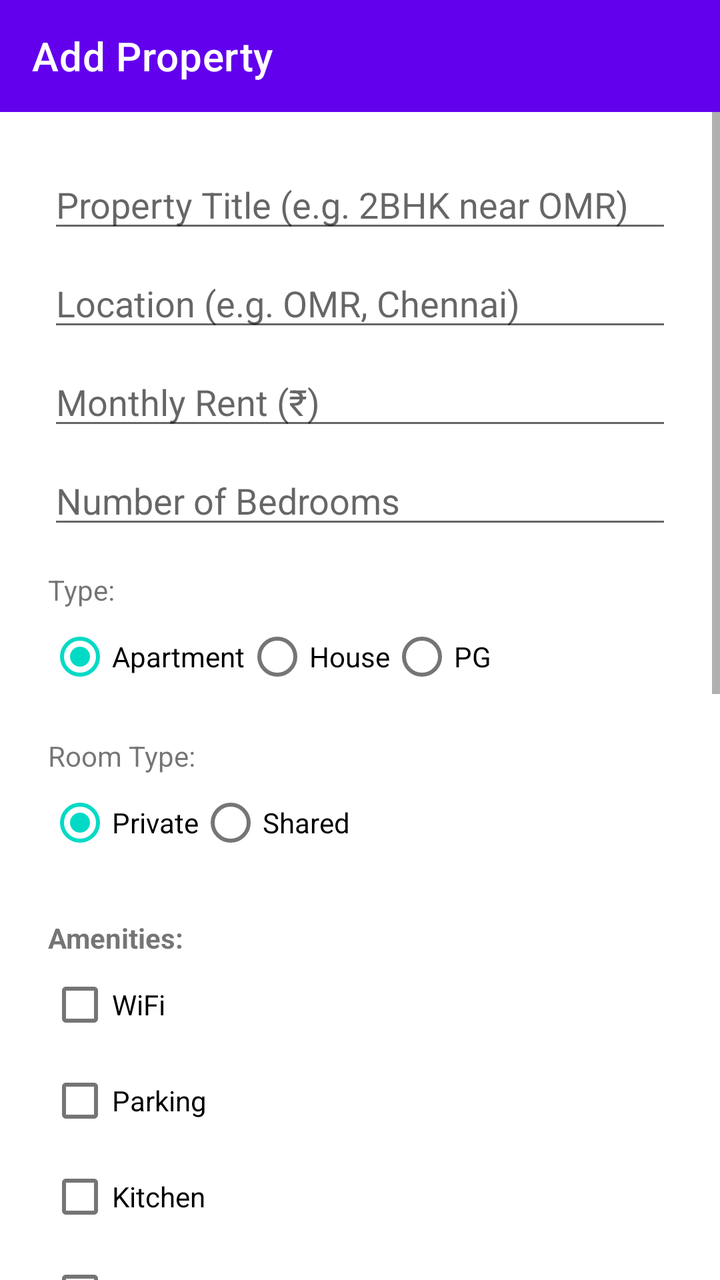
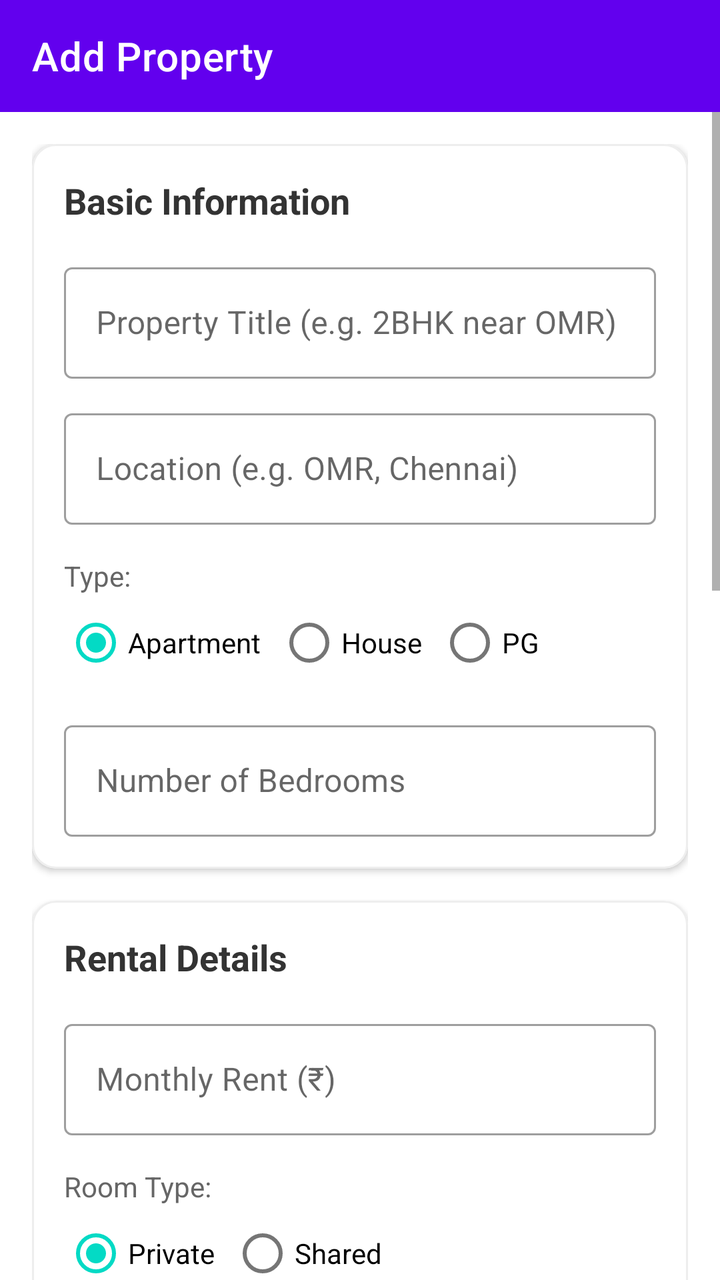

Compare the two renders of this Android layout. The source of the first and the diff that turns it into the second are given below.
<!-- AndroidManifest.xml: application theme Theme.RentMate -->
<!-- res/layout/activity_add_property.xml -->
<?xml version="1.0" encoding="utf-8"?>
<LinearLayout xmlns:android="http://schemas.android.com/apk/res/android"
    xmlns:app="http://schemas.android.com/apk/res-auto"
    xmlns:tools="http://schemas.android.com/tools"
    android:id="@+id/main"
    android:layout_width="match_parent"
    android:layout_height="match_parent"
    android:orientation="vertical"
    tools:context=".AddPropertyActivity">

    <com.google.android.material.appbar.MaterialToolbar
        android:id="@+id/toolbar"
        android:layout_width="match_parent"
        android:layout_height="?attr/actionBarSize"
        android:background="?attr/colorPrimary"
        app:title="@string/title_add_property"
        app:titleTextColor="@color/white" />

    <ScrollView
        android:layout_width="match_parent"
        android:layout_height="match_parent">

        <LinearLayout
            android:layout_width="match_parent"
            android:layout_height="wrap_content"
            android:orientation="vertical"
            android:padding="24dp">

            
            <EditText
                android:id="@+id/etTitle"
                android:layout_width="match_parent"
                android:layout_height="wrap_content"
                android:hint="@string/hint_prop_title"
                android:inputType="textCapWords" />

            <EditText
                android:id="@+id/etLocation"
                android:layout_width="match_parent"
                android:layout_height="wrap_content"
                android:hint="@string/hint_prop_location"
                android:inputType="textCapWords"
                android:layout_marginTop="8dp"/>

            <EditText
                android:id="@+id/etRent"
                android:layout_width="match_parent"
                android:layout_height="wrap_content"
                android:hint="@string/hint_rent"
                android:inputType="number"
                android:layout_marginTop="8dp"/>

            <EditText
                android:id="@+id/etBedrooms"
                android:layout_width="match_parent"
                android:layout_height="wrap_content"
                android:hint="@string/hint_bedrooms"
                android:inputType="number"
                android:layout_marginTop="8dp"/>

            <TextView
                android:layout_width="wrap_content"
                android:layout_height="wrap_content"
                android:text="@string/label_property_type"
                android:layout_marginTop="16dp"/>

            <RadioGroup
                android:id="@+id/rgPropertyType"
                android:layout_width="match_parent"
                android:layout_height="wrap_content"
                android:orientation="horizontal">
                <RadioButton android:id="@+id/rbApartment" android:layout_width="wrap_content" android:layout_height="wrap_content" android:text="Apartment" android:checked="true"/>
                <RadioButton android:id="@+id/rbHouse" android:layout_width="wrap_content" android:layout_height="wrap_content" android:text="House"/>
                <RadioButton android:id="@+id/rbPG" android:layout_width="wrap_content" android:layout_height="wrap_content" android:text="PG"/>
            </RadioGroup>

            <TextView
                android:layout_width="wrap_content"
                android:layout_height="wrap_content"
                android:text="@string/label_room_type"
                android:layout_marginTop="16dp"/>

            <RadioGroup
                android:id="@+id/rgRoomType"
                android:layout_width="match_parent"
                android:layout_height="wrap_content"
                android:orientation="horizontal">
                <RadioButton android:id="@+id/rbPrivate" android:layout_width="wrap_content" android:layout_height="wrap_content" android:text="Private" android:checked="true"/>
                <RadioButton android:id="@+id/rbShared" android:layout_width="wrap_content" android:layout_height="wrap_content" android:text="Shared"/>
            </RadioGroup>

            
            <TextView
                android:layout_width="wrap_content"
                android:layout_height="wrap_content"
                android:text="@string/label_amenities_select"
                android:textStyle="bold"
                android:layout_marginTop="24dp"/>

            <CheckBox android:id="@+id/cbWifi" android:layout_width="wrap_content" android:layout_height="wrap_content" android:text="@string/amenity_wifi"/>
            <CheckBox android:id="@+id/cbParking" android:layout_width="wrap_content" android:layout_height="wrap_content" android:text="@string/amenity_parking"/>
            <CheckBox android:id="@+id/cbKitchen" android:layout_width="wrap_content" android:layout_height="wrap_content" android:text="@string/amenity_kitchen"/>
            <CheckBox android:id="@+id/cbWashing" android:layout_width="wrap_content" android:layout_height="wrap_content" android:text="@string/amenity_washing"/>
            <CheckBox android:id="@+id/cbAC" android:layout_width="wrap_content" android:layout_height="wrap_content" android:text="@string/amenity_ac"/>
            <CheckBox android:id="@+id/cbFurnished" android:layout_width="wrap_content" android:layout_height="wrap_content" android:text="@string/amenity_furnished"/>

            
            <TextView
                android:layout_width="wrap_content"
                android:layout_height="wrap_content"
                android:text="@string/label_rules_select"
                android:textStyle="bold"
                android:layout_marginTop="24dp"/>

            <TextView android:layout_width="wrap_content" android:layout_height="wrap_content" android:text="Smoking Policy:" android:layout_marginTop="8dp"/>
            <RadioGroup android:id="@+id/rgSmoking" android:layout_width="match_parent" android:layout_height="wrap_content" android:orientation="horizontal">
                <RadioButton android:id="@+id/rbSmokingNo" android:layout_width="wrap_content" android:layout_height="wrap_content" android:text="@string/rule_smoking_not" android:checked="true"/>
                <RadioButton android:id="@+id/rbSmokingYes" android:layout_width="wrap_content" android:layout_height="wrap_content" android:text="@string/rule_smoking_allowed"/>
            </RadioGroup>

            <TextView android:layout_width="wrap_content" android:layout_height="wrap_content" android:text="Pet Policy:" android:layout_marginTop="8dp"/>
            <RadioGroup android:id="@+id/rgPets" android:layout_width="match_parent" android:layout_height="wrap_content" android:orientation="horizontal">
                <RadioButton android:id="@+id/rbPetsNo" android:layout_width="wrap_content" android:layout_height="wrap_content" android:text="@string/rule_pets_not" android:checked="true"/>
                <RadioButton android:id="@+id/rbPetsYes" android:layout_width="wrap_content" android:layout_height="wrap_content" android:text="@string/rule_pets_allowed"/>
            </RadioGroup>

            
            <EditText
                android:id="@+id/etLease"
                android:layout_width="match_parent"
                android:layout_height="wrap_content"
                android:hint="@string/hint_lease_duration"
                android:inputType="text"
                android:layout_marginTop="16dp"/>

            <EditText
                android:id="@+id/etDescription"
                android:layout_width="match_parent"
                android:layout_height="wrap_content"
                android:hint="@string/hint_description"
                android:inputType="textMultiLine"
                android:minLines="3"
                android:layout_marginTop="8dp"/>

            <Button
                android:id="@+id/btnSaveProperty"
                android:layout_width="match_parent"
                android:layout_height="wrap_content"
                android:text="Save Property"
                android:layout_marginTop="32dp"
                android:layout_marginBottom="16dp"/>

            <ProgressBar
                android:id="@+id/pbSaving"
                android:layout_width="wrap_content"
                android:layout_height="wrap_content"
                android:layout_gravity="center"
                android:visibility="gone"/>

        </LinearLayout>
    </ScrollView>
</LinearLayout>
<!-- resources referenced by this layout -->
<resources>
  <color name="white">#FFFFFFFF</color>
  <string name="amenity_ac">AC</string>
  <string name="amenity_furnished">Furnished</string>
  <string name="amenity_kitchen">Kitchen</string>
  <string name="amenity_parking">Parking</string>
  <string name="amenity_washing">Washing Machine</string>
  <string name="amenity_wifi">WiFi</string>
  <string name="hint_bedrooms">Number of Bedrooms</string>
  <string name="hint_description">Property Description</string>
  <string name="hint_lease_duration">Lease Duration (e.g. 11 months)</string>
  <string name="hint_prop_location">Location (e.g. OMR, Chennai)</string>
  <string name="hint_prop_title">Property Title (e.g. 2BHK near OMR)</string>
  <string name="hint_rent">Monthly Rent (₹)</string>
  <string name="label_amenities_select">Amenities:</string>
  <string name="label_property_type">Type: </string>
  <string name="label_room_type">Room Type: </string>
  <string name="label_rules_select">Rules:</string>
  <string name="rule_pets_allowed">Pets Allowed</string>
  <string name="rule_pets_not">No Pets</string>
  <string name="rule_smoking_allowed">Smoking Allowed</string>
  <string name="rule_smoking_not">No Smoking</string>
  <string name="title_add_property">Add Property</string>
  <style name="Theme.RentMate" parent="Theme.MaterialComponents.DayNight.NoActionBar">
          
          <item name="colorPrimary">@color/purple_500</item>
          <item name="colorPrimaryVariant">@color/purple_700</item>
          <item name="colorOnPrimary">@color/white</item>
          
          <item name="colorSecondary">@color/teal_200</item>
          <item name="colorSecondaryVariant">@color/teal_700</item>
          <item name="colorOnSecondary">@color/black</item>
          
          <item name="android:statusBarColor">?attr/colorPrimaryVariant</item>
          
      </style>
  <color name="purple_500">#FF6200EE</color>
  <color name="purple_700">#FF3700B3</color>
  <color name="teal_200">#FF03DAC5</color>
  <color name="teal_700">#FF018786</color>
  <color name="black">#FF000000</color>
</resources>

<!-- the commit's change to res/layout/activity_add_property.xml (unified diff, before → after) -->
@@ -24,123 +24,278 @@
             android:layout_width="match_parent"
             android:layout_height="wrap_content"
             android:orientation="vertical"
-            android:padding="24dp">
-
-            
-            <EditText
-                android:id="@+id/etTitle"
-                android:layout_width="match_parent"
-                android:layout_height="wrap_content"
-                android:hint="@string/hint_prop_title"
-                android:inputType="textCapWords" />
-
-            <EditText
-                android:id="@+id/etLocation"
-                android:layout_width="match_parent"
-                android:layout_height="wrap_content"
-                android:hint="@string/hint_prop_location"
-                android:inputType="textCapWords"
-                android:layout_marginTop="8dp"/>
-
-            <EditText
-                android:id="@+id/etRent"
-                android:layout_width="match_parent"
-                android:layout_height="wrap_content"
-                android:hint="@string/hint_rent"
-                android:inputType="number"
-                android:layout_marginTop="8dp"/>
-
-            <EditText
-                android:id="@+id/etBedrooms"
-                android:layout_width="match_parent"
-                android:layout_height="wrap_content"
-                android:hint="@string/hint_bedrooms"
-                android:inputType="number"
-                android:layout_marginTop="8dp"/>
-
-            <TextView
-                android:layout_width="wrap_content"
-                android:layout_height="wrap_content"
-                android:text="@string/label_property_type"
-                android:layout_marginTop="16dp"/>
-
-            <RadioGroup
-                android:id="@+id/rgPropertyType"
-                android:layout_width="match_parent"
-                android:layout_height="wrap_content"
-                android:orientation="horizontal">
-                <RadioButton android:id="@+id/rbApartment" android:layout_width="wrap_content" android:layout_height="wrap_content" android:text="Apartment" android:checked="true"/>
-                <RadioButton android:id="@+id/rbHouse" android:layout_width="wrap_content" android:layout_height="wrap_content" android:text="House"/>
-                <RadioButton android:id="@+id/rbPG" android:layout_width="wrap_content" android:layout_height="wrap_content" android:text="PG"/>
-            </RadioGroup>
-
-            <TextView
-                android:layout_width="wrap_content"
-                android:layout_height="wrap_content"
-                android:text="@string/label_room_type"
-                android:layout_marginTop="16dp"/>
-
-            <RadioGroup
-                android:id="@+id/rgRoomType"
-                android:layout_width="match_parent"
-                android:layout_height="wrap_content"
-                android:orientation="horizontal">
-                <RadioButton android:id="@+id/rbPrivate" android:layout_width="wrap_content" android:layout_height="wrap_content" android:text="Private" android:checked="true"/>
-                <RadioButton android:id="@+id/rbShared" android:layout_width="wrap_content" android:layout_height="wrap_content" android:text="Shared"/>
-            </RadioGroup>
-
-            
-            <TextView
-                android:layout_width="wrap_content"
-                android:layout_height="wrap_content"
-                android:text="@string/label_amenities_select"
-                android:textStyle="bold"
-                android:layout_marginTop="24dp"/>
-
-            <CheckBox android:id="@+id/cbWifi" android:layout_width="wrap_content" android:layout_height="wrap_content" android:text="@string/amenity_wifi"/>
-            <CheckBox android:id="@+id/cbParking" android:layout_width="wrap_content" android:layout_height="wrap_content" android:text="@string/amenity_parking"/>
-            <CheckBox android:id="@+id/cbKitchen" android:layout_width="wrap_content" android:layout_height="wrap_content" android:text="@string/amenity_kitchen"/>
-            <CheckBox android:id="@+id/cbWashing" android:layout_width="wrap_content" android:layout_height="wrap_content" android:text="@string/amenity_washing"/>
-            <CheckBox android:id="@+id/cbAC" android:layout_width="wrap_content" android:layout_height="wrap_content" android:text="@string/amenity_ac"/>
-            <CheckBox android:id="@+id/cbFurnished" android:layout_width="wrap_content" android:layout_height="wrap_content" android:text="@string/amenity_furnished"/>
-
-            
-            <TextView
-                android:layout_width="wrap_content"
-                android:layout_height="wrap_content"
-                android:text="@string/label_rules_select"
-                android:textStyle="bold"
-                android:layout_marginTop="24dp"/>
-
-            <TextView android:layout_width="wrap_content" android:layout_height="wrap_content" android:text="Smoking Policy:" android:layout_marginTop="8dp"/>
-            <RadioGroup android:id="@+id/rgSmoking" android:layout_width="match_parent" android:layout_height="wrap_content" android:orientation="horizontal">
-                <RadioButton android:id="@+id/rbSmokingNo" android:layout_width="wrap_content" android:layout_height="wrap_content" android:text="@string/rule_smoking_not" android:checked="true"/>
-                <RadioButton android:id="@+id/rbSmokingYes" android:layout_width="wrap_content" android:layout_height="wrap_content" android:text="@string/rule_smoking_allowed"/>
-            </RadioGroup>
-
-            <TextView android:layout_width="wrap_content" android:layout_height="wrap_content" android:text="Pet Policy:" android:layout_marginTop="8dp"/>
-            <RadioGroup android:id="@+id/rgPets" android:layout_width="match_parent" android:layout_height="wrap_content" android:orientation="horizontal">
-                <RadioButton android:id="@+id/rbPetsNo" android:layout_width="wrap_content" android:layout_height="wrap_content" android:text="@string/rule_pets_not" android:checked="true"/>
-                <RadioButton android:id="@+id/rbPetsYes" android:layout_width="wrap_content" android:layout_height="wrap_content" android:text="@string/rule_pets_allowed"/>
-            </RadioGroup>
-
-            
-            <EditText
-                android:id="@+id/etLease"
-                android:layout_width="match_parent"
-                android:layout_height="wrap_content"
-                android:hint="@string/hint_lease_duration"
-                android:inputType="text"
-                android:layout_marginTop="16dp"/>
-
-            <EditText
-                android:id="@+id/etDescription"
-                android:layout_width="match_parent"
-                android:layout_height="wrap_content"
-                android:hint="@string/hint_description"
-                android:inputType="textMultiLine"
-                android:minLines="3"
-                android:layout_marginTop="8dp"/>
+            android:padding="16dp"
+            android:paddingBottom="32dp">
+
+            
+            <com.google.android.material.card.MaterialCardView
+                android:layout_width="match_parent"
+                android:layout_height="wrap_content"
+                app:cardCornerRadius="12dp"
+                app:cardElevation="2dp"
+                app:strokeWidth="1dp"
+                app:strokeColor="#EEEEEE">
+
+                <LinearLayout
+                    android:layout_width="match_parent"
+                    android:layout_height="wrap_content"
+                    android:orientation="vertical"
+                    android:padding="16dp">
+
+                    <TextView
+                        android:layout_width="wrap_content"
+                        android:layout_height="wrap_content"
+                        android:text="@string/label_section_basic"
+                        android:textSize="18sp"
+                        android:textStyle="bold"
+                        android:textColor="#333333"
+                        android:layout_marginBottom="16dp"/>
+
+                    <com.google.android.material.textfield.TextInputLayout
+                        android:layout_width="match_parent"
+                        android:layout_height="wrap_content"
+                        style="@style/Widget.MaterialComponents.TextInputLayout.OutlinedBox">
+                        <com.google.android.material.textfield.TextInputEditText
+                            android:id="@+id/etTitle"
+                            android:layout_width="match_parent"
+                            android:layout_height="wrap_content"
+                            android:hint="@string/hint_prop_title"
+                            android:inputType="textCapWords" />
+                    </com.google.android.material.textfield.TextInputLayout>
+
+                    <com.google.android.material.textfield.TextInputLayout
+                        android:layout_width="match_parent"
+                        android:layout_height="wrap_content"
+                        android:layout_marginTop="12dp"
+                        style="@style/Widget.MaterialComponents.TextInputLayout.OutlinedBox">
+                        <com.google.android.material.textfield.TextInputEditText
+                            android:id="@+id/etLocation"
+                            android:layout_width="match_parent"
+                            android:layout_height="wrap_content"
+                            android:hint="@string/hint_prop_location"
+                            android:inputType="textCapWords" />
+                    </com.google.android.material.textfield.TextInputLayout>
+
+                    <TextView
+                        android:layout_width="wrap_content"
+                        android:layout_height="wrap_content"
+                        android:text="@string/label_property_type"
+                        android:layout_marginTop="16dp"
+                        android:textSize="14sp"
+                        android:textColor="#666666"/>
+
+                    <RadioGroup
+                        android:id="@+id/rgPropertyType"
+                        android:layout_width="match_parent"
+                        android:layout_height="wrap_content"
+                        android:orientation="horizontal">
+                        <RadioButton android:id="@+id/rbApartment" android:layout_width="wrap_content" android:layout_height="wrap_content" android:text="Apartment" android:checked="true"/>
+                        <RadioButton android:id="@+id/rbHouse" android:layout_width="wrap_content" android:layout_height="wrap_content" android:text="House" android:layout_marginStart="8dp"/>
+                        <RadioButton android:id="@+id/rbPG" android:layout_width="wrap_content" android:layout_height="wrap_content" android:text="PG" android:layout_marginStart="8dp"/>
+                    </RadioGroup>
+
+                    <com.google.android.material.textfield.TextInputLayout
+                        android:layout_width="match_parent"
+                        android:layout_height="wrap_content"
+                        android:layout_marginTop="12dp"
+                        style="@style/Widget.MaterialComponents.TextInputLayout.OutlinedBox">
+                        <com.google.android.material.textfield.TextInputEditText
+                            android:id="@+id/etBedrooms"
+                            android:layout_width="match_parent"
+                            android:layout_height="wrap_content"
+                            android:hint="@string/hint_bedrooms"
+                            android:inputType="number" />
+                    </com.google.android.material.textfield.TextInputLayout>
+                </LinearLayout>
+            </com.google.android.material.card.MaterialCardView>
+
+            
+            <com.google.android.material.card.MaterialCardView
+                android:layout_width="match_parent"
+                android:layout_height="wrap_content"
+                android:layout_marginTop="16dp"
+                app:cardCornerRadius="12dp"
+                app:cardElevation="2dp"
+                app:strokeWidth="1dp"
+                app:strokeColor="#EEEEEE">
+
+                <LinearLayout
+                    android:layout_width="match_parent"
+                    android:layout_height="wrap_content"
+                    android:orientation="vertical"
+                    android:padding="16dp">
+
+                    <TextView
+                        android:layout_width="wrap_content"
+                        android:layout_height="wrap_content"
+                        android:text="@string/label_section_rental"
+                        android:textSize="18sp"
+                        android:textStyle="bold"
+                        android:textColor="#333333"
+                        android:layout_marginBottom="16dp"/>
+
+                    <com.google.android.material.textfield.TextInputLayout
+                        android:layout_width="match_parent"
+                        android:layout_height="wrap_content"
+                        style="@style/Widget.MaterialComponents.TextInputLayout.OutlinedBox">
+                        <com.google.android.material.textfield.TextInputEditText
+                            android:id="@+id/etRent"
+                            android:layout_width="match_parent"
+                            android:layout_height="wrap_content"
+                            android:hint="@string/hint_rent"
+                            android:inputType="number" />
+                    </com.google.android.material.textfield.TextInputLayout>
+
+                    <TextView
+                        android:layout_width="wrap_content"
+                        android:layout_height="wrap_content"
+                        android:text="@string/label_room_type"
+                        android:layout_marginTop="16dp"
+                        android:textSize="14sp"
+                        android:textColor="#666666"/>
+
+                    <RadioGroup
+                        android:id="@+id/rgRoomType"
+                        android:layout_width="match_parent"
+                        android:layout_height="wrap_content"
+                        android:orientation="horizontal">
+                        <RadioButton android:id="@+id/rbPrivate" android:layout_width="wrap_content" android:layout_height="wrap_content" android:text="Private" android:checked="true"/>
+                        <RadioButton android:id="@+id/rbShared" android:layout_width="wrap_content" android:layout_height="wrap_content" android:text="Shared" android:layout_marginStart="8dp"/>
+                    </RadioGroup>
+
+                    <com.google.android.material.textfield.TextInputLayout
+                        android:layout_width="match_parent"
+                        android:layout_height="wrap_content"
+                        android:layout_marginTop="12dp"
+                        style="@style/Widget.MaterialComponents.TextInputLayout.OutlinedBox">
+                        <com.google.android.material.textfield.TextInputEditText
+                            android:id="@+id/etLease"
+                            android:layout_width="match_parent"
+                            android:layout_height="wrap_content"
+                            android:hint="@string/hint_lease_duration"
+                            android:inputType="text" />
+                    </com.google.android.material.textfield.TextInputLayout>
+                </LinearLayout>
+            </com.google.android.material.card.MaterialCardView>
+
+            
+            <com.google.android.material.card.MaterialCardView
+                android:layout_width="match_parent"
+                android:layout_height="wrap_content"
+                android:layout_marginTop="16dp"
+                app:cardCornerRadius="12dp"
+                app:cardElevation="2dp"
+                app:strokeWidth="1dp"
+                app:strokeColor="#EEEEEE">
+
+                <LinearLayout
+                    android:layout_width="match_parent"
+                    android:layout_height="wrap_content"
+                    android:orientation="vertical"
+                    android:padding="16dp">
+
+                    <TextView
+                        android:layout_width="wrap_content"
+                        android:layout_height="wrap_content"
+                        android:text="@string/label_amenities_select"
+                        android:textSize="18sp"
+                        android:textStyle="bold"
+                        android:textColor="#333333"
+                        android:layout_marginBottom="8dp"/>
+
+                    <GridLayout
+                        android:layout_width="match_parent"
+                        android:layout_height="wrap_content"
+                        android:columnCount="2">
+                        <CheckBox android:id="@+id/cbWifi" android:layout_width="wrap_content" android:layout_height="wrap_content" android:text="@string/amenity_wifi"/>
+                        <CheckBox android:id="@+id/cbParking" android:layout_width="wrap_content" android:layout_height="wrap_content" android:text="@string/amenity_parking"/>
+                        <CheckBox android:id="@+id/cbKitchen" android:layout_width="wrap_content" android:layout_height="wrap_content" android:text="@string/amenity_kitchen"/>
+                        <CheckBox android:id="@+id/cbWashing" android:layout_width="wrap_content" android:layout_height="wrap_content" android:text="@string/amenity_washing"/>
+                        <CheckBox android:id="@+id/cbAC" android:layout_width="wrap_content" android:layout_height="wrap_content" android:text="@string/amenity_ac"/>
+                        <CheckBox android:id="@+id/cbFurnished" android:layout_width="wrap_content" android:layout_height="wrap_content" android:text="@string/amenity_furnished"/>
+                    </GridLayout>
+                </LinearLayout>
+            </com.google.android.material.card.MaterialCardView>
+
+            
+            <com.google.android.material.card.MaterialCardView
+                android:layout_width="match_parent"
+                android:layout_height="wrap_content"
+                android:layout_marginTop="16dp"
+                app:cardCornerRadius="12dp"
+                app:cardElevation="2dp"
+                app:strokeWidth="1dp"
+                app:strokeColor="#EEEEEE">
+
+                <LinearLayout
+                    android:layout_width="match_parent"
+                    android:layout_height="wrap_content"
+                    android:orientation="vertical"
+                    android:padding="16dp">
+
+                    <TextView
+                        android:layout_width="wrap_content"
+                        android:layout_height="wrap_content"
+                        android:text="@string/label_rules_select"
+                        android:textSize="18sp"
+                        android:textStyle="bold"
+                        android:textColor="#333333"
+                        android:layout_marginBottom="8dp"/>
+
+                    <TextView android:layout_width="wrap_content" android:layout_height="wrap_content" android:text="@string/label_policy_smoking" android:layout_marginTop="8dp" android:textColor="#666666"/>
+                    <RadioGroup android:id="@+id/rgSmoking" android:layout_width="match_parent" android:layout_height="wrap_content" android:orientation="horizontal">
+                        <RadioButton android:id="@+id/rbSmokingNo" android:layout_width="wrap_content" android:layout_height="wrap_content" android:text="@string/rule_smoking_not" android:checked="true"/>
+                        <RadioButton android:id="@+id/rbSmokingYes" android:layout_width="wrap_content" android:layout_height="wrap_content" android:text="@string/rule_smoking_allowed" android:layout_marginStart="8dp"/>
+                    </RadioGroup>
+
+                    <TextView android:layout_width="wrap_content" android:layout_height="wrap_content" android:text="@string/label_policy_pets" android:layout_marginTop="8dp" android:textColor="#666666"/>
+                    <RadioGroup android:id="@+id/rgPets" android:layout_width="match_parent" android:layout_height="wrap_content" android:orientation="horizontal">
+                        <RadioButton android:id="@+id/rbPetsNo" android:layout_width="wrap_content" android:layout_height="wrap_content" android:text="@string/rule_pets_not" android:checked="true"/>
+                        <RadioButton android:id="@+id/rbPetsYes" android:layout_width="wrap_content" android:layout_height="wrap_content" android:text="@string/rule_pets_allowed" android:layout_marginStart="8dp"/>
+                    </RadioGroup>
+                </LinearLayout>
+            </com.google.android.material.card.MaterialCardView>
+
+            
+            <com.google.android.material.card.MaterialCardView
+                android:layout_width="match_parent"
+                android:layout_height="wrap_content"
+                android:layout_marginTop="16dp"
+                app:cardCornerRadius="12dp"
+                app:cardElevation="2dp"
+                app:strokeWidth="1dp"
+                app:strokeColor="#EEEEEE">
+
+                <LinearLayout
+                    android:layout_width="match_parent"
+                    android:layout_height="wrap_content"
+                    android:orientation="vertical"
+                    android:padding="16dp">
+
+                    <TextView
+                        android:layout_width="wrap_content"
+                        android:layout_height="wrap_content"
+                        android:text="@string/label_description_header"
+                        android:textSize="18sp"
+                        android:textStyle="bold"
+                        android:textColor="#333333"
+                        android:layout_marginBottom="12dp"/>
+
+                    <com.google.android.material.textfield.TextInputLayout
+                        android:layout_width="match_parent"
+                        android:layout_height="wrap_content"
+                        style="@style/Widget.MaterialComponents.TextInputLayout.OutlinedBox">
+                        <com.google.android.material.textfield.TextInputEditText
+                            android:id="@+id/etDescription"
+                            android:layout_width="match_parent"
+                            android:layout_height="wrap_content"
+                            android:hint="@string/hint_description"
+                            android:inputType="textMultiLine"
+                            android:minLines="3"
+                            android:gravity="top" />
+                    </com.google.android.material.textfield.TextInputLayout>
+                </LinearLayout>
+            </com.google.android.material.card.MaterialCardView>
 
             <Button
                 android:id="@+id/btnSaveProperty"
@@ -148,13 +303,15 @@
                 android:layout_height="wrap_content"
                 android:text="Save Property"
                 android:layout_marginTop="32dp"
-                android:layout_marginBottom="16dp"/>
+                android:paddingVertical="12dp"
+                android:textAllCaps="false" />
 
             <ProgressBar
                 android:id="@+id/pbSaving"
                 android:layout_width="wrap_content"
                 android:layout_height="wrap_content"
                 android:layout_gravity="center"
+                android:layout_marginTop="16dp"
                 android:visibility="gone"/>
 
         </LinearLayout>
<!-- resource entries referenced after the edit -->
@@ -14,9 +14,14 @@
   <string name="hint_prop_title">Property Title (e.g. 2BHK near OMR)</string>
   <string name="hint_rent">Monthly Rent (₹)</string>
   <string name="label_amenities_select">Amenities:</string>
+  <string name="label_description_header">Description</string>
+  <string name="label_policy_pets">Pet Policy</string>
+  <string name="label_policy_smoking">Smoking Policy</string>
   <string name="label_property_type">Type: </string>
   <string name="label_room_type">Room Type: </string>
   <string name="label_rules_select">Rules:</string>
+  <string name="label_section_basic">Basic Information</string>
+  <string name="label_section_rental">Rental Details</string>
   <string name="rule_pets_allowed">Pets Allowed</string>
   <string name="rule_pets_not">No Pets</string>
   <string name="rule_smoking_allowed">Smoking Allowed</string>
